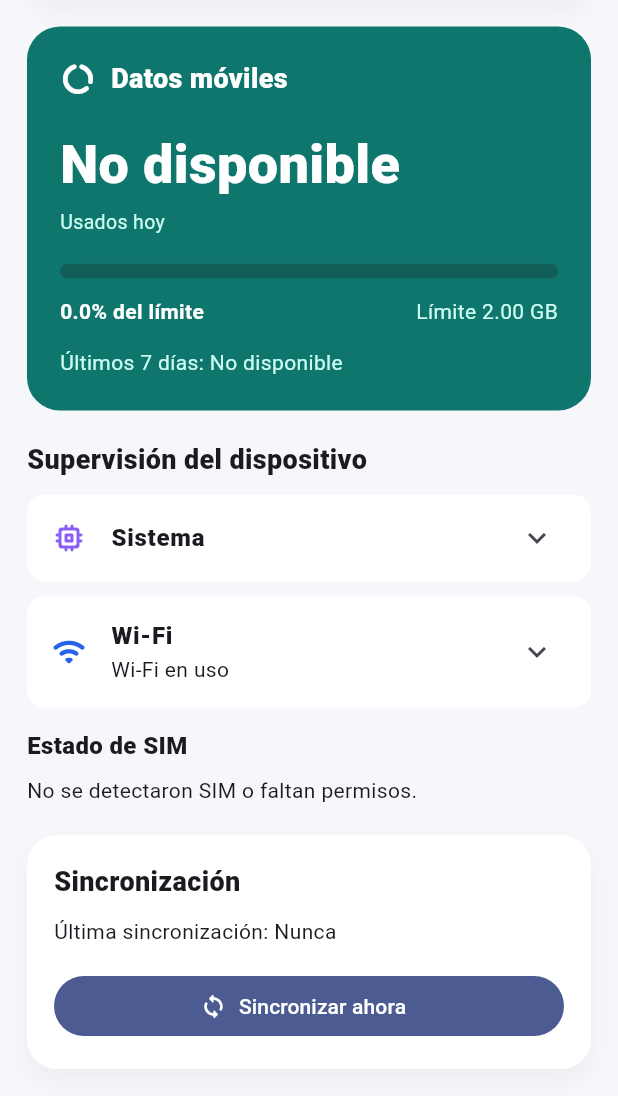
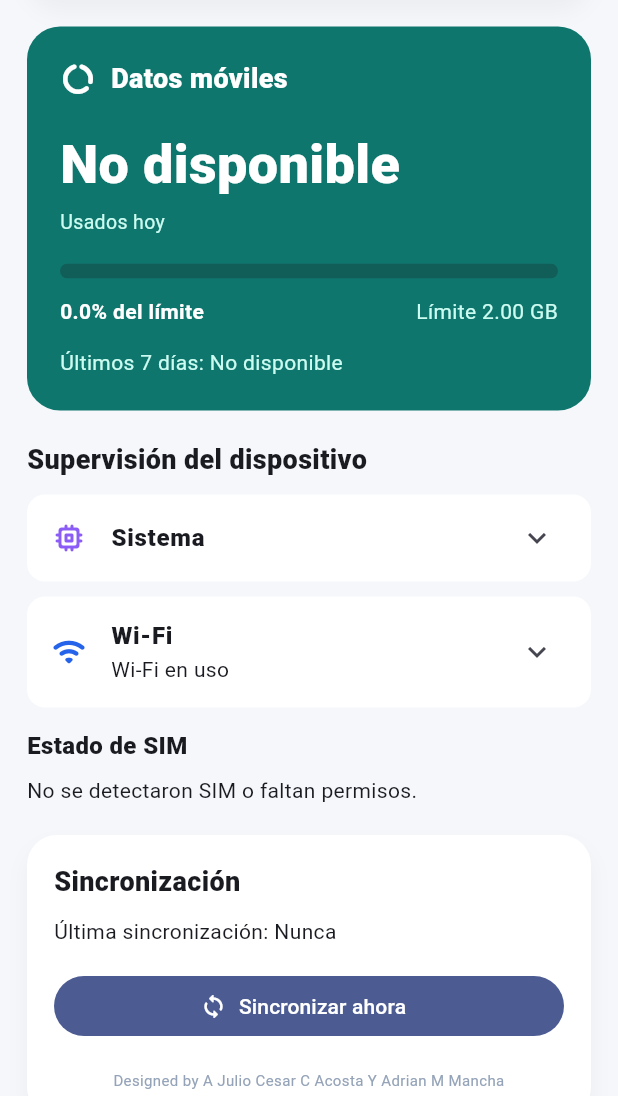
Before and after one commit to Heshejojo/JamnexCFE, a Flutter app: the screen it shows after launch, scrolled down 161 dp, on a phone screen of 412 x 824 dp, the part 140-1236 px from its top. Run offline on Flutter 3.47's test engine with Material 3 defaults, Android fonts, the phone set to English and light mode, and no system bars; our stand-ins replace battery_plus, connectivity_plus, device_info_plus, shared_preferences; network calls fail.

Commit message:
Actualización

```diff
--- a/mobile/lib/main.dart
+++ b/mobile/lib/main.dart
@@ -307,6 +307,17 @@ class _DeviceAgentHomeState extends State<DeviceAgentHome> {
                         label: Text(_isLoading
                             ? 'Sincronizando...'
                             : 'Sincronizar ahora'),
+                      ),
+                    ),
+                    const SizedBox(height: 18),
+                    const Center(
+                      child: Text(
+                        'Designed by A Julio Cesar C Acosta Y Adrian M Mancha',
+                        textAlign: TextAlign.center,
+                        style: TextStyle(
+                          color: Color(0xFF94A3B8),
+                          fontSize: 10,
+                        ),
                       ),
                     ),
                   ],
```
Also changed, not shown: 1 other file.
